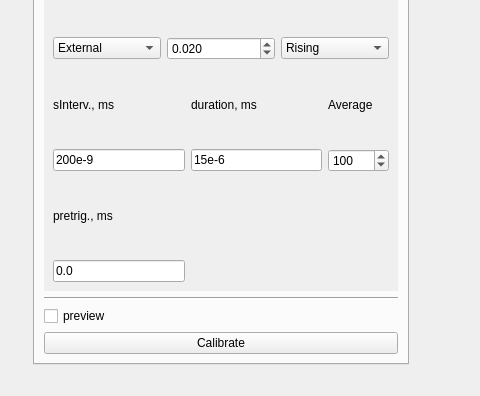
First picture: the form in microV.ui, repository xkronosua/microV, before the edit; both pictures show x 0 to 480 and y 431 to 827 of the 966 by 827 pixel window.
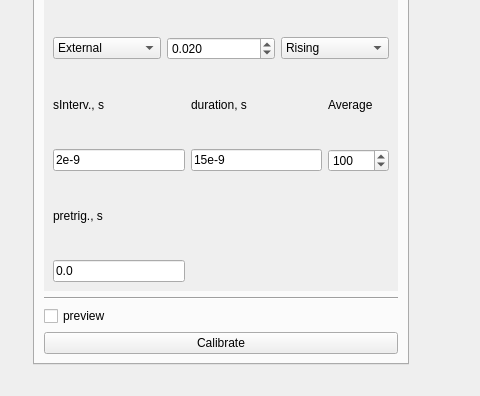
Second picture: the form after the edit.

What changed in the file:
```diff
--- a/microV.ui
+++ b/microV.ui
@@ -518,8 +518,8 @@
              <rect>
               <x>0</x>
               <y>0</y>
-              <width>351</width>
-              <height>541</height>
+              <width>356</width>
+              <height>602</height>
              </rect>
             </property>
             <attribute name="label">
@@ -850,14 +850,14 @@
                <item row="0" column="0">
                 <widget class="QLabel" name="label_8">
                  <property name="text">
-                  <string>sInterv., ms</string>
+                  <string>sInterv., s</string>
                  </property>
                 </widget>
                </item>
                <item row="0" column="1">
                 <widget class="QLabel" name="label_9">
                  <property name="text">
-                  <string>duration, ms</string>
+                  <string>duration, s</string>
                  </property>
                 </widget>
                </item>
@@ -874,7 +874,7 @@
                   <set>Qt::ImhPreferNumbers</set>
                  </property>
                  <property name="text">
-                  <string>200e-9</string>
+                  <string>2e-9</string>
                  </property>
                 </widget>
                </item>
@@ -884,7 +884,7 @@
                   <set>Qt::ImhPreferNumbers</set>
                  </property>
                  <property name="text">
-                  <string>15e-6</string>
+                  <string>15e-9</string>
                  </property>
                 </widget>
                </item>
@@ -911,7 +911,7 @@
                <item row="2" column="0">
                 <widget class="QLabel" name="label_14">
                  <property name="text">
-                  <string>pretrig., ms</string>
+                  <string>pretrig., s</string>
                  </property>
                 </widget>
                </item>
```
Left out of the diff: 22 changed lines with no effect on the pictures.
